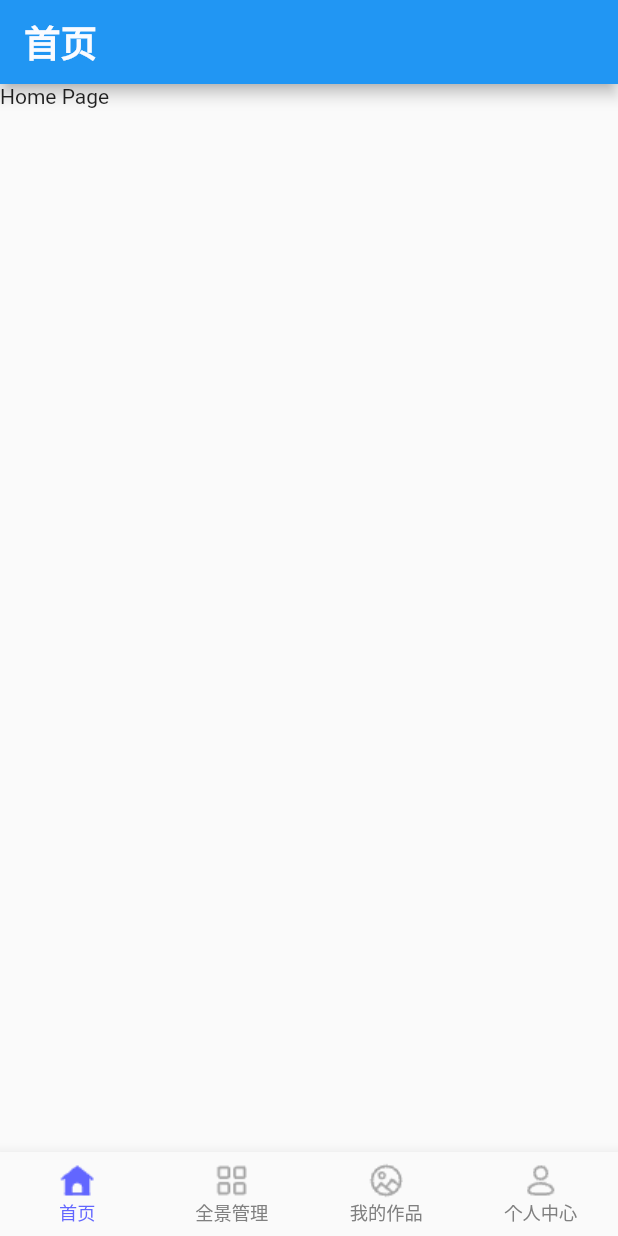
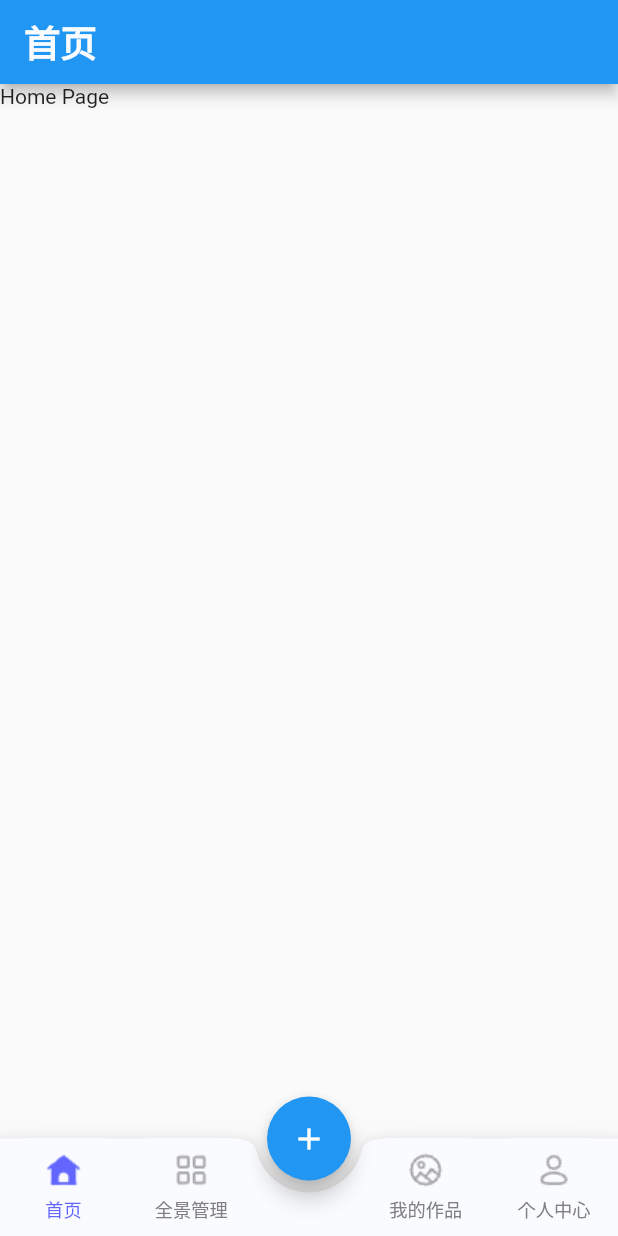
Before and after one commit to randy-Zhang/flutter_panorama_project, a Flutter app: the screen it shows after launch, on a phone screen of 412 x 824 dp. Run offline on Flutter 3.47's test engine with Material 2 defaults, Android fonts, the light colour scheme and no system bars; our stand-ins replace flutter_screenutil, go_router.

Commit message:
修改底部导航栏

```diff
--- a/lib/page/application.dart
+++ b/lib/page/application.dart
@@ -1,9 +1,9 @@
 /*
  * @Author: zcw
  * @Date: 2022-08-31 16:16:22
- * @LastEditTime: 2022-08-31 17:40:04
+ * @LastEditTime: 2022-08-31 23:26:32
  * @Description: In User Settings Edit
- * @FilePath: /flutter_panorama_app/lib/page/application.dart
+ * @FilePath: /flutter_panorama_project/lib/page/application.dart
  */
 import 'package:flutter/material.dart';
 import 'package:flutter/src/foundation/key.dart';
@@ -17,7 +17,6 @@ import 'package:flutter_screenutil/flutter_screenutil.dart';
 
 import '../common/values/values.dart';
 
-
 class ApplicationPage extends StatefulWidget {
   const ApplicationPage({Key? key}) : super(key: key);
 
@@ -26,7 +25,6 @@ class ApplicationPage extends StatefulWidget {
 }
 
 class _ApplicationPageState extends State<ApplicationPage> {
-
   int _currentPate = 0;
 
   final List<String> _tabTitles = [
@@ -37,10 +35,26 @@ class _ApplicationPageState extends State<ApplicationPage> {
   ];
 
   final List<Map<String, dynamic>> _tabs = [
-    {"title": "首页", "icon": "assets/images/tab/tab_home_default.png", "selectedIcon": "assets/images/tab/tab_home_selected.png"},
-    {"title": "全景管理", "icon": "assets/images/tab/tab_panoramaManage_default.png", "selectedIcon": "assets/images/tab/tab_panoramaManage_selected.png"},
-    {"title": "我的作品", "icon": "assets/images/tab/tab_myWorks_default.png", "selectedIcon": "assets/images/tab/tab_myWorks_selected.png"},
-    {"title": "个人中心", "icon": "assets/images/tab/tab_userCentre_default.png", "selectedIcon": "assets/images/tab/tab_userCentre_selected.png"},
+    {
+      "title": "首页",
+      "icon": "assets/images/tab/tab_home_default.png",
+      "selectedIcon": "assets/images/tab/tab_home_selected.png"
+    },
+    {
+      "title": "全景管理",
+      "icon": "assets/images/tab/tab_panoramaManage_default.png",
+      "selectedIcon": "assets/images/tab/tab_panoramaManage_selected.png"
+    },
+    {
+      "title": "我的作品",
+      "icon": "assets/images/tab/tab_myWorks_default.png",
+      "selectedIcon": "assets/images/tab/tab_myWorks_selected.png"
+    },
+    {
+      "title": "个人中心",
+      "icon": "assets/images/tab/tab_userCentre_default.png",
+      "selectedIcon": "assets/images/tab/tab_userCentre_selected.png"
+    },
   ];
 
   late PageController _pageController;
@@ -50,13 +64,21 @@ class _ApplicationPageState extends State<ApplicationPage> {
     return Scaffold(
       appBar: _buildAppBar(),
       body: _buildPageView(),
-      bottomNavigationBar: _buildBottomNavBar(),
+      floatingActionButton: FloatingActionButton(
+        onPressed: () {},
+        child: Icon(
+          Icons.add,
+          color: Colors.white,
+        ),
+      ),
+      floatingActionButtonLocation: FloatingActionButtonLocation.centerDocked,
+      bottomNavigationBar: _buildBottomAppBar(),
     );
   }
 
   // 顶部导航栏
   PreferredSizeWidget _buildAppBar() {
-    return  AppBar(
+    return AppBar(
         title: Text(
       _tabTitles[_currentPate],
       style: TextStyle(
@@ -100,6 +122,86 @@ class _ApplicationPageState extends State<ApplicationPage> {
     );
   }
 
+  // 自定义底部导航栏
+  BottomAppBar _buildBottomAppBar() {
+    return BottomAppBar(
+      color: AppColors.primaryBackground,
+      elevation: 8,
+      notchMargin: 8,
+      shape: const CircularNotchedRectangle(),
+      child: Row(
+        mainAxisAlignment: MainAxisAlignment.spaceAround,
+        children: _createCustomBottomItems(),
+      ),
+    );
+  }
+
+  // *********** UI 创建 ***********
+  List<Widget> _createCustomBottomItems() {
+    List<Widget> bottomTabs = [];
+    for (var i = 0; i < _tabs.length; i++) {
+      var button = TextButton(
+        onPressed: () {
+          setState(() {
+            _currentPate = i;
+          });
+        },
+        style: ButtonStyle(
+          backgroundColor:
+              MaterialStateProperty.all<Color>(AppColors.primaryBackground),
+        ),
+        child: Container(
+          height: 49,
+          child: Center(
+            child: Column(
+              children: [
+                const SizedBox(
+                  height: 1,
+                ),
+                Image(
+                    width: 24,
+                    height: 24,
+                    image: _currentPate == i
+                        ? AssetImage(_tabs[i]["selectedIcon"])
+                        : AssetImage(_tabs[i]["icon"])),
+                const SizedBox(
+                  height: 5,
+                ),
+                Text(
+                  _tabs[i]["title"],
+                  style: TextStyle(
+                    fontSize: AppFont.explainFontSize.sp,
+                    color: _currentPate == i
+                        ? AppColors.primaryElement
+                        : AppColors.secondaryElement,
+                  ),
+                )
+              ],
+            ),
+          ),
+        ),
+      );
+      bottomTabs.add(button);
+    }
+    bottomTabs.insert(
+        2,
+        Container(
+          width: 50,
+          height: 49,
+        ));
+    return bottomTabs;
+
+    // final List<Widget> bottomTabs = _tabs.map((e) {
+    //   , child: child)
+    //   BottomNavigationBarItem(
+    //     icon: Image.asset(e["icon"]),
+    //     activeIcon: Image.asset(e["selectedIcon"]),
+    //     label: e["title"],
+    //     backgroundColor: AppColors.primaryBackground,
+    //   );
+    // }).toList();
+  }
+
   // *********** UI 创建 ***********
   List<BottomNavigationBarItem> _createBottomItems() {
     final List<BottomNavigationBarItem> bottomTabs = _tabs.map((e) {
```
Also changed, not shown: pubspec.lock, 1 other file. Lines whose indentation alone changed are shown as unchanged.
